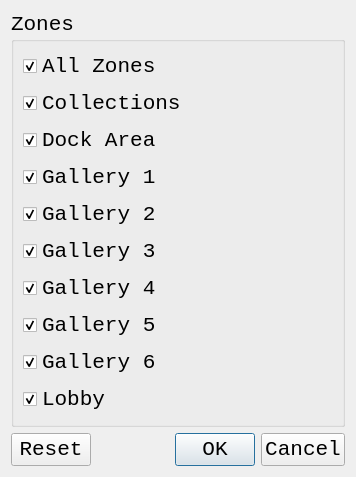
Qt form zonesdialogbox.ui (UniversalKraftr/HuTemp) before a commit.
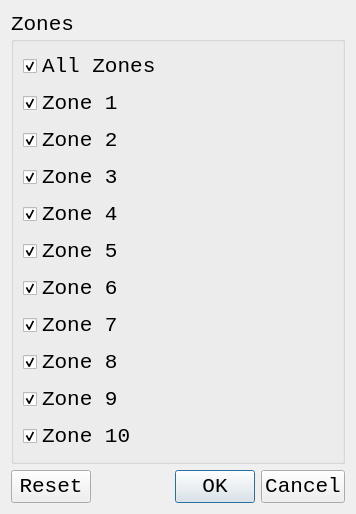
The same form after that commit.

The edit to the form file:
```diff
--- a/zonesdialogbox.ui
+++ b/zonesdialogbox.ui
@@ -45,7 +45,7 @@
       <item>
        <widget class="QCheckBox" name="ZonesDialogBoxCollectionsCheckBox">
         <property name="text">
-         <string>Collections</string>
+         <string>Zone 1</string>
         </property>
         <property name="checked">
          <bool>true</bool>
@@ -55,7 +55,7 @@
       <item>
        <widget class="QCheckBox" name="ZonesDialogBoxDockAreaCheckBox">
         <property name="text">
-         <string>Dock Area</string>
+         <string>Zone 2</string>
         </property>
         <property name="checked">
          <bool>true</bool>
@@ -65,7 +65,7 @@
       <item>
        <widget class="QCheckBox" name="ZonesDialogBoxGallery1CheckBox">
         <property name="text">
-         <string>Gallery 1</string>
+         <string>Zone 3</string>
         </property>
         <property name="checked">
          <bool>true</bool>
@@ -75,7 +75,7 @@
       <item>
        <widget class="QCheckBox" name="ZonesDialogBoxGallery2CheckBox">
         <property name="text">
-         <string>Gallery 2</string>
+         <string>Zone 4</string>
         </property>
         <property name="checked">
          <bool>true</bool>
@@ -85,7 +85,7 @@
       <item>
        <widget class="QCheckBox" name="ZonesDialogBoxGallery3CheckBox">
         <property name="text">
-         <string>Gallery 3</string>
+         <string>Zone 5</string>
         </property>
         <property name="checked">
          <bool>true</bool>
@@ -95,7 +95,7 @@
       <item>
        <widget class="QCheckBox" name="ZonesDialogBoxGallery4CheckBox">
         <property name="text">
-         <string>Gallery 4</string>
+         <string>Zone 6</string>
         </property>
         <property name="checked">
          <bool>true</bool>
@@ -105,7 +105,7 @@
       <item>
        <widget class="QCheckBox" name="ZonesDialogBoxGallery5CheckBox">
         <property name="text">
-         <string>Gallery 5</string>
+         <string>Zone 7</string>
         </property>
         <property name="checked">
          <bool>true</bool>
@@ -115,7 +115,7 @@
       <item>
        <widget class="QCheckBox" name="ZonesDialogBoxGallery6CheckBox">
         <property name="text">
-         <string>Gallery 6</string>
+         <string>Zone 8</string>
         </property>
         <property name="checked">
          <bool>true</bool>
@@ -125,7 +125,17 @@
       <item>
        <widget class="QCheckBox" name="ZonesDialogBoxLobbyCheckBox">
         <property name="text">
-         <string>Lobby</string>
+         <string>Zone 9</string>
+        </property>
+        <property name="checked">
+         <bool>true</bool>
+        </property>
+       </widget>
+      </item>
+      <item>
+       <widget class="QCheckBox" name="ZonesDialogBoxZone10CheckBox">
+        <property name="text">
+         <string>Zone 10</string>
         </property>
         <property name="checked">
          <bool>true</bool>
```
